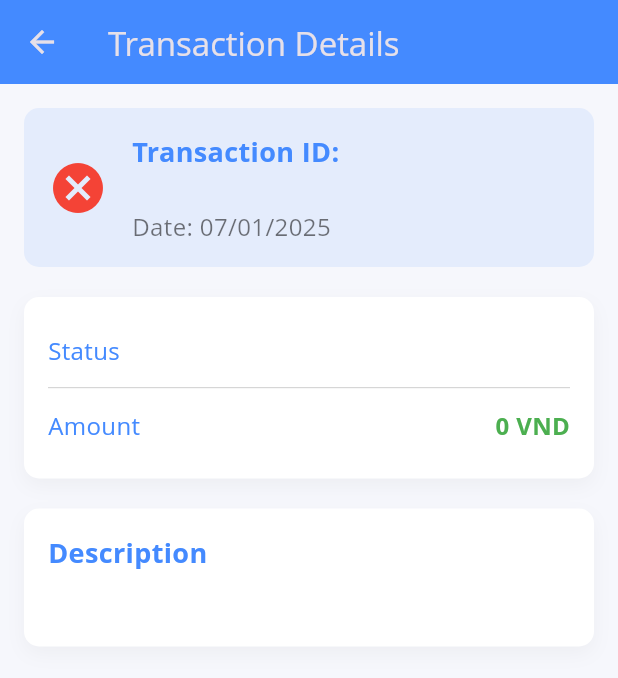
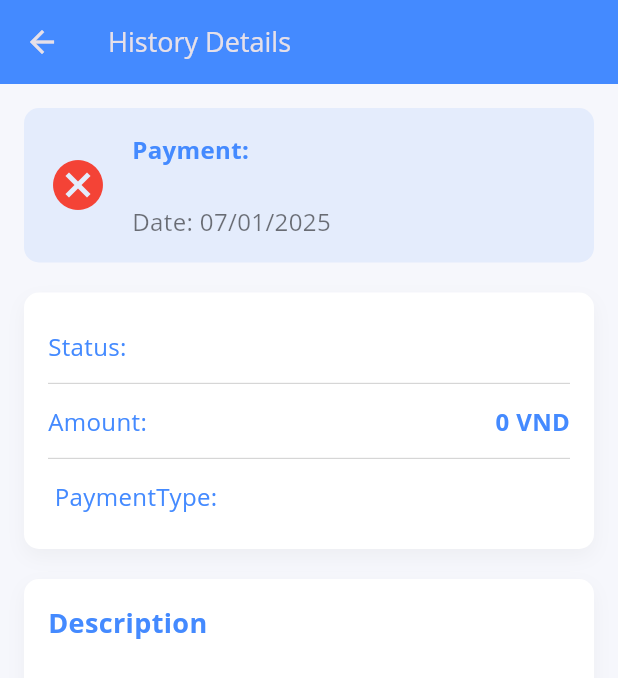
Before and after one commit to VegaCity/vegacity, a Flutter app: the OrderDetails screen opened directly with empty values, on a phone screen of 412 x 824 dp. Shown: the top 678 px of the screen. Run offline on Flutter 3.47's test engine with Material 3 defaults, Android fonts, the phone set to English and light mode, and no system bars; our stand-ins replace animate_do, app_links, auto_route, dio, firebase_auth, flutter_hooks and 15 more; missing offline and left inert: mobile_scanner, qr_scanner_overlay, vietmap_flutter_gl; accounts and stored records are empty; generated files the repository leaves out were written again; Roboto replaces fonts that are missing (Open Sans).

Commit message:
hoang_7Jan_Fixhistory

```diff
--- a/lib/configs/routes/app_router.dart
+++ b/lib/configs/routes/app_router.dart
@@ -22,7 +22,7 @@ import 'package:base/features/auth/presentation/screens/sign_up/sign_up_screen.d
 import 'package:base/features/auth/presentation/screens/privacy_term/privacy_screen.dart';
 import 'package:base/features/auth/presentation/screens/privacy_term/term_screen.dart';
 import 'package:base/features/auth/presentation/screens/otp_verification/otp_verification_screen.dart';
-import 'package:base/features/history/presentation/screen/history_screen/history_screen.dart';
+import 'package:base/features/history/presentation/screen/screen/history_screen.dart';
 import 'package:base/features/profile/presentation/screens/profile_detail_screen/profile_detail_screen.dart';
 import 'package:base/features/scanner1/manage_scanner_screen.dart';
 
@@ -58,6 +58,7 @@ class AppRouter extends _$AppRouter {
         // auth
         AutoRoute(
           page: SignInScreenRoute.page,
+          initial: true,
         ),
         AutoRoute(
           page: SignUpScreenRoute.page,
@@ -70,7 +71,6 @@ class AppRouter extends _$AppRouter {
         // Màn hình chính
         AutoRoute(
           page: TabViewScreenRoute.page,
-          initial: true,
           guards: [
             // OnboardingGuard(ref: _ref),
             AuthGuard(ref: _ref),
--- /dev/null
+++ b/lib/features/history/domain/entities/transaction_entity.dart
@@ -0,0 +1,78 @@
+import 'dart:convert';
+
+class TransactionEntity {
+  final String id;
+  final String paymentType;
+  final String name;
+  final int totalAmount;
+  final DateTime crDate;
+  final String status;
+  final String invoiceId;
+  final String? storeId;
+  final String? etagId;
+  final String userId;
+  final String? etagTypeId;
+  final String? packageId;
+  final String? details;
+
+  TransactionEntity({
+    required this.id,
+    required this.paymentType,
+    required this.name,
+    required this.totalAmount,
+    required this.crDate,
+    required this.status,
+    required this.invoiceId,
+    this.storeId,
+    this.etagId,
+    required this.userId,
+    this.etagTypeId,
+    this.packageId,
+    this.details,
+  });
+
+  // Convert object to Map
+  Map<String, dynamic> toMap() {
+    return {
+      'id': id,
+      'paymentType': paymentType,
+      'name': name,
+      'totalAmount': totalAmount,
+      'crDate': crDate.toIso8601String(),
+      'status': status,
+      'invoiceId': invoiceId,
+      'storeId': storeId,
+      'etagId': etagId,
+      'userId': userId,
+      'etagTypeId': etagTypeId,
+      'packageId': packageId,
+      'details': details,
+    };
+  }
+
+  // Create object from Map
+  factory TransactionEntity.fromMap(Map<String, dynamic> map) {
+    return TransactionEntity(
+      id: map['id'] ?? '',
+      paymentType: map['paymentType'] ?? '',
+      name: map['name'] ?? '',
+      totalAmount: map['totalAmount']?.toInt() ?? 0,
+      crDate: DateTime.parse(map['crDate']),
+      status: map['status'] ?? '',
+      invoiceId: map['invoiceId'] ?? '',
+      storeId: map['storeId'],
+      etagId: map['etagId'],
+      userId: map['userId'] ?? '',
+      etagTypeId: map['etagTypeId'],
+      packageId: map['packageId'],
+      details: map['details'],
+    );
+  }
+
+  // Convert object to JSON
+  String toJson() => json.encode(toMap());
+
+  // Create object from JSON
+  factory TransactionEntity.fromJson(String source) =>
+      TransactionEntity.fromMap(json.decode(source));
+}
--- a/lib/features/history/presentation/widgets/order_detail.dart
+++ b/lib/features/history/presentation/widgets/order_detail.dart
@@ -1,19 +1,19 @@
-import 'package:base/features/history/domain/entities/history_entity.dart';
+import 'package:base/features/history/domain/entities/transaction_entity.dart';
 import 'package:flutter/material.dart';
 import 'package:intl/intl.dart';
 
 class OrderDetails extends StatelessWidget {
-  final HistoryEntity history;
+  final TransactionEntity transaction;
   final currencyFormatter = NumberFormat('#,##0', 'vi_VN');
   final dateFormatter = DateFormat('dd/MM/yyyy');
 
-  OrderDetails({super.key, required this.history});
+  OrderDetails({super.key, required this.transaction});
 
   @override
   Widget build(BuildContext context) {
     return Scaffold(
       appBar: AppBar(
-        title: const Text('Transaction Details'),
+        title: const Text('History Details', style: TextStyle(fontSize: 18)),
         backgroundColor: Colors.blueAccent,
       ),
       body: SingleChildScrollView(
@@ -44,8 +44,11 @@ class OrderDetails extends StatelessWidget {
       child: Row(
         children: [
           Icon(
-            history.status == 'Success' ? Icons.check_circle : Icons.cancel,
-            color: history.status == 'Success' ? Colors.green : Colors.red,
+            transaction.status == 'COMPLETED'
+                ? Icons.check_circle
+                : Icons.cancel,
+            color:
+                transaction.status == 'COMPLETED' ? Colors.green : Colors.red,
             size: 40,
           ),
           const SizedBox(width: 16),
@@ -53,15 +56,15 @@ class OrderDetails extends StatelessWidget {
             crossAxisAlignment: CrossAxisAlignment.start,
             children: [
               const Text(
-                'Transaction ID:',
+                'Payment:',
                 style: TextStyle(
-                  fontSize: 18,
+                  fontSize: 16,
                   fontWeight: FontWeight.bold,
                   color: Colors.blueAccent,
                 ),
               ),
               Text(
-                history.id,
+                transaction.invoiceId,
                 style: const TextStyle(
                   fontSize: 14,
                   fontWeight: FontWeight.bold,
@@ -70,7 +73,7 @@ class OrderDetails extends StatelessWidget {
               ),
               const SizedBox(height: 5),
               Text(
-                'Date: ${dateFormatter.format(history.crDate)}',
+                'Date: ${dateFormatter.format(transaction.crDate)}',
                 style: const TextStyle(
                   fontSize: 16,
                   color: Colors.black54,
@@ -100,7 +103,7 @@ class OrderDetails extends StatelessWidget {
       child: Column(
         crossAxisAlignment: CrossAxisAlignment.start,
         children: [
-          _buildInfoRow('Status', history.status),
+          _buildInfoRow('Status:', transaction.status),
           const SizedBox(height: 5),
           const Divider(
             color: Colors.black26, // Màu mờ hơn, điều chỉnh opacity tại đây
@@ -108,8 +111,16 @@ class OrderDetails extends StatelessWidget {
             height: 1, // Chiều cao của Divider
           ),
           const SizedBox(height: 5),
-          _buildInfoRow(
-              'Amount', '${currencyFormatter.format(history.amount)} VND'),
+          _buildInfoRow('Amount:',
+              '${currencyFormatter.format(transaction.totalAmount)} VND'),
+          const SizedBox(height: 5),
+          const Divider(
+            color: Colors.black26, // Màu mờ hơn, điều chỉnh opacity tại đây
+            thickness: 0.5, // Độ dày mỏng hơn
+            height: 1, // Chiều cao của Divider
+          ),
+          const SizedBox(height: 5),
+          _buildInfoRow(' PaymentType:', transaction.paymentType),
         ],
       ),
     );
@@ -131,15 +142,11 @@ class OrderDetails extends StatelessWidget {
           ),
           Text(
             value,
-            style: TextStyle(
+            style: const TextStyle(
               fontSize: 16,
               fontWeight: FontWeight.bold,
-              color: value.toLowerCase() == 'success'
-                  ? Colors.green
-                  : value.toLowerCase() == 'cancel'
-                      ? Colors.red
-                      : Colors
-                          .green, // Default color if status is neither Success nor Cancel
+              color: Colors
+                  .blueAccent, // Default color if status is neither Success nor Cancel
             ),
           ),
         ],
@@ -175,7 +182,7 @@ class OrderDetails extends StatelessWidget {
           ),
           const SizedBox(height: 10),
           Text(
-            history.description,
+            transaction.name,
             style: TextStyle(
               fontSize: 16,
               height: 1.5,
--- a/lib/models/request/paging_model.dart
+++ b/lib/models/request/paging_model.dart
@@ -1,6 +1,7 @@
 class PagingModel {
   final int pageNumber;
   final int pageSize;
+  final String status;
   final String? searchContent;
   final String? sortContent;
   final String? filterContent;
@@ -11,6 +12,7 @@ class PagingModel {
   PagingModel({
     this.pageNumber = 1,
     this.pageSize = 10,
+    this.status = "ALL",
     this.searchContent,
     this.sortContent,
     this.filterContent,
--- a/lib/utils/constants/api_constant.dart
+++ b/lib/utils/constants/api_constant.dart
@@ -38,7 +38,8 @@ class APIConstants {
   static const cash = '/order/cashier/confirm';
   //Transactions
   static const transactions = '/transactions';
-
+  //History
+  static const historys = '/orders';
   // error
   static const Map<String, String> errorTrans = {
     'Email is already registered.': 'Email này đã được đăng kí',
```
Also changed, not shown: lib/features/history/data/model/request/transaction_request.dart (added, +41 -0 lines), lib/features/history/data/model/response/transaction_response.dart (added, +29 -0 lines), lib/features/history/data/remote/transaction_source.dart (added, +36 -0 lines), lib/features/history/data/repositories/transaction_repository_impl.dart (added, +42 -0 lines), lib/features/history/domain/repositories/transaction_repository.dart (added, +21 -0 lines), lib/features/history/presentation/screen/controller/transaction_controller.dart (added, +80 -0 lines), lib/features/history/presentation/screen/screen/history_screen.dart (renamed from lib/features/history/presentation/screen/history_screen/history_screen.dart, +11 -11 lines), lib/features/history/presentation/widgets/order_item.dart (+25 -22 lines), lib/features/payment/presentation/widgets/inputAmount.dart (+13 -2 lines), lib/features/profile/presentation/widgets/dasboard.dart (+2 -1 lines), lib/features/history/data/remote/transaction_source.g.dart (added), lib/features/history/domain/repositories/transaction_repository.g.dart (added), lib/features/history/presentation/screen/controller/history_controller.dart (renamed from lib/features/history/presentation/screen/history_screen/history_controller.dart), lib/features/history/presentation/screen/controller/history_controller.g.dart (renamed from lib/features/history/presentation/screen/history_screen/history_controller.g.dart), 1 more files.
